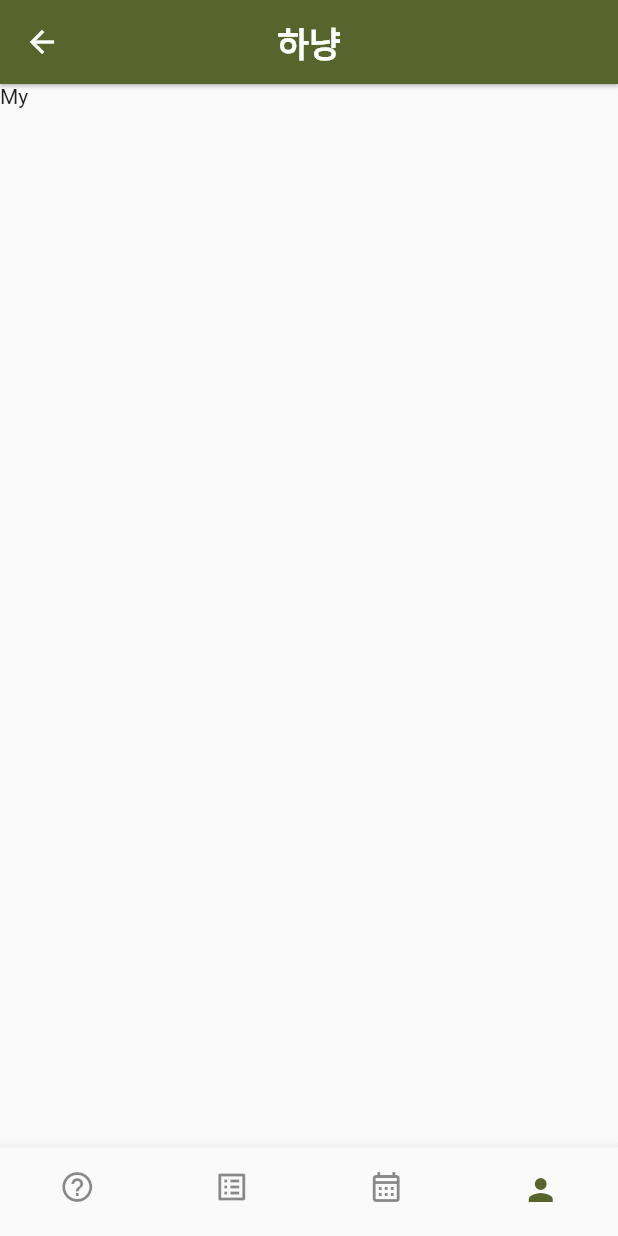
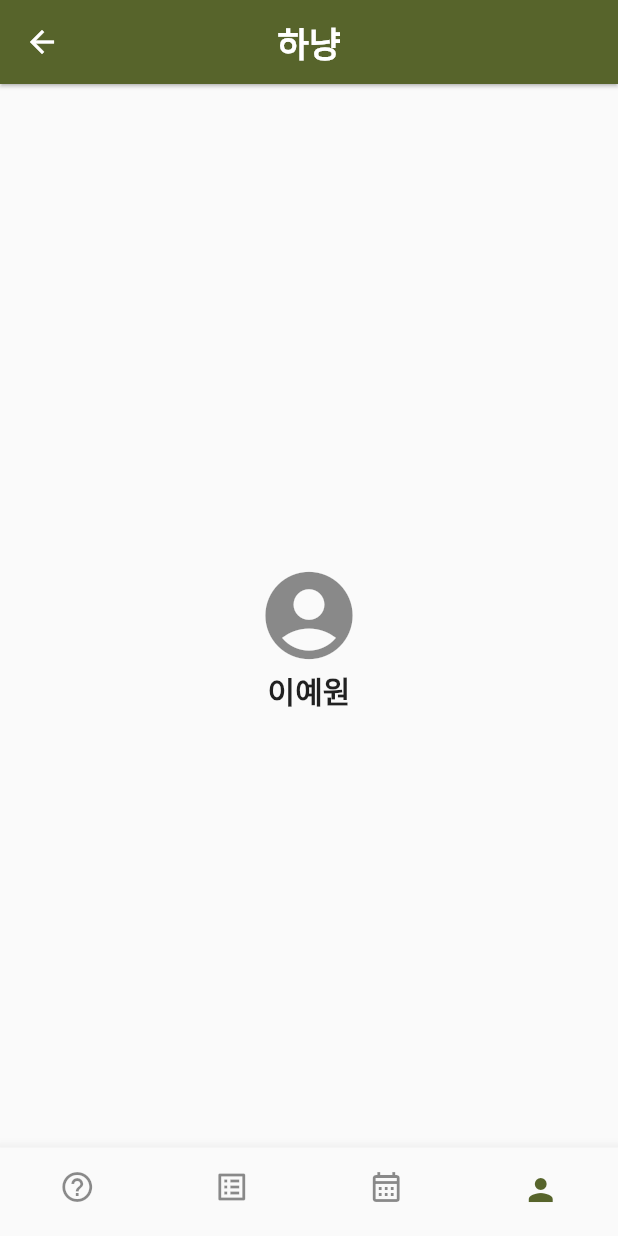
Before and after one commit to cej3827/ummmm, a Flutter app: the screen it shows after launch, item 4 of the bottom bar chosen, on a phone screen of 412 x 824 dp. Run offline on Flutter 3.47's test engine with Material 2 defaults, Android fonts, the phone set to English and light mode, and no system bars; Roboto replaces fonts that are missing (cafe).

Commit message:
[front] 마이페이지 시작

```diff
--- a/newflutter/lib/main.dart
+++ b/newflutter/lib/main.dart
@@ -2,6 +2,7 @@ import 'package:flutter/material.dart';
 import 'style.dart' as style;
 import 'question.dart';
 import 'questionlist.dart';
+import 'mypage.dart';
 
 void main() {
   runApp(MaterialApp(theme: style.theme, home: MyApp()));
@@ -33,7 +34,7 @@ class _MyAppState extends State<MyApp> {
           icon: Icon(Icons.arrow_back),
         ),
       ),
-      body: [question(), qlist(), Text('calender'), Text('My')][tab],
+      body: [question(), qlist(), Text('calender'), mypage()][tab],
 
       bottomNavigationBar: BottomNavigationBar(
 
--- /dev/null
+++ b/newflutter/lib/mypage.dart
@@ -0,0 +1,35 @@
+import 'package:flutter/material.dart';
+
+class mypage extends StatelessWidget {
+  const mypage({Key? key}) : super(key: key);
+
+  @override
+  Widget build(BuildContext context) {
+    return Center(
+      child: Container(
+        padding: EdgeInsets.fromLTRB(30, 30, 30, 30),
+        child: Column(
+        mainAxisAlignment: MainAxisAlignment.center,
+        crossAxisAlignment: CrossAxisAlignment.center,
+        children: [
+          SizedBox(height: 30,),
+          SizedBox(
+            child: Row(
+              mainAxisAlignment: MainAxisAlignment.spaceEvenly,
+              children: [
+                Column(
+                  children: [
+                    Icon(Icons.account_circle, size: 70, color: Colors.black45,),
+                    Text("이예원", style: TextStyle(fontSize: 20,fontWeight: FontWeight.bold,),),
+                  ],
+                ),
+              ],
+            ),
+          ),
+          SizedBox(),
+        ],
+        ),
+      ),
+    );
+  }
+}
```
Also changed, not shown: newflutter/lib/questionlist.dart (+8 -27 lines).
